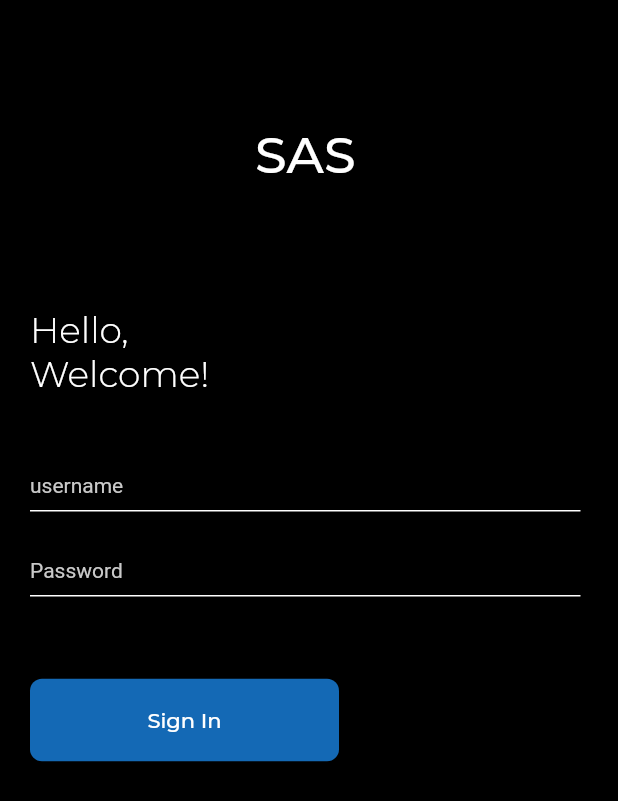
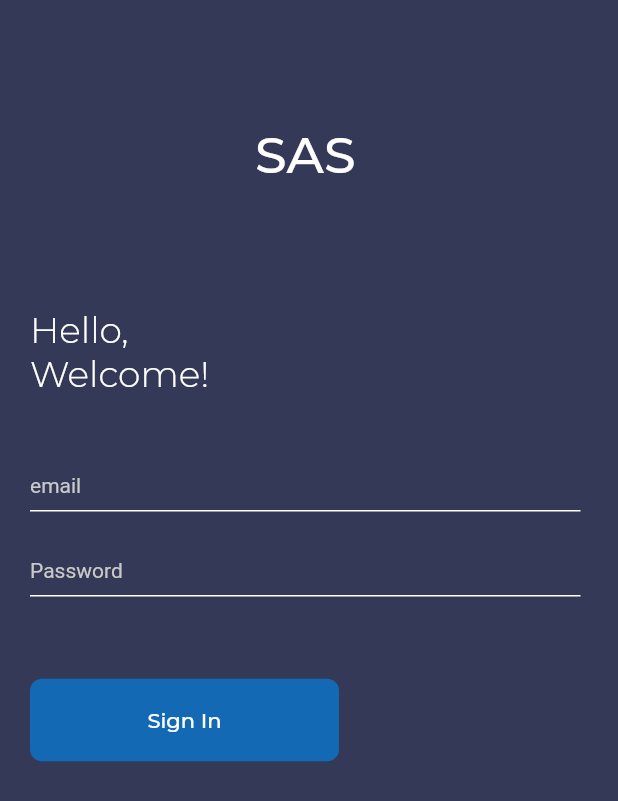
Before and after one commit to UsamaAkbar123/qr_scanner, a Flutter app: the SignInScreen screen opened directly, on a phone screen of 412 x 824 dp. Shown: the top 801 px of the screen. Run offline on Flutter 3.47's test engine with Material 2 defaults, Android fonts, the phone set to English and light mode, and no system bars; our stand-ins replace animated_text_kit, flutter_tts, get, google_fonts; missing offline and left inert: qr_code_scanner; network calls fail.

Commit message:
commit by luqman asif

```diff
--- a/lib/Screens/signin_screen.dart
+++ b/lib/Screens/signin_screen.dart
@@ -1,7 +1,9 @@
+import 'dart:convert';
+
 import 'package:flutter/material.dart';
 import 'package:get/get.dart';
 import 'package:google_fonts/google_fonts.dart';
-import 'package:sas/main.dart';
+import 'package:http/http.dart' as http;
 import 'package:sas/widgets/colors.dart';
 import 'package:sas/widgets/custom_button.dart';
 import 'package:sas/widgets/custom_text_field.dart';
@@ -16,6 +18,9 @@
 }
 
 class _SignInScreenState extends State<SignInScreen> {
+  TextEditingController emailController = TextEditingController();
+  TextEditingController passwordController = TextEditingController();
+  final _formKey = GlobalKey<FormState>();
   @override
   Widget build(BuildContext context) {
     return SafeArea(
@@ -27,7 +32,7 @@
           // height: Get.height,
           padding: EdgeInsets.only(left: 20, right: 25),
           child: Form(
-            // key: _formKey,
+            key: _formKey,
             child: Column(
               crossAxisAlignment: CrossAxisAlignment.start,
               mainAxisAlignment: MainAxisAlignment.start,
@@ -52,22 +57,22 @@
                 SizedBox(
                   height: Get.height / 20,
                 ),
-                const CustomTextField(
+                EmailTextField(
                   enable: false,
                   obscuretext: false,
-                  // txtController: emailController,
-                  hintText2: 'username',
-
-                  textInputType: TextInputType.text,
+                  txtController: emailController,
+                  hintText2: 'email',
+                  textInputType: TextInputType.emailAddress,
                 ),
                 SizedBox(
                   height: Get.height / 40,
                 ),
-                const CustomTextField(
+                PasswordTextField(
                   enable: false,
                   obscuretext: true,
                   hintText2: 'Password',
-                  textInputType: TextInputType.visiblePassword,
+                  textInputType: TextInputType.text,
+                  txtController: passwordController,
                 ),
                 SizedBox(
                   height: Get.height / 15,
@@ -77,9 +82,24 @@
                   labelColor: textColor,
                   color: mainColor,
                   radius: 8,
-                  onPress: () =>
-                      // Get.snackbar("Login", "Successfully You Login"),
-                      Get.offAll(const Dashboard()),
+                  // onPress: () => onloginSccess(),
+                  //  Get.snackbar(
+                  //   "Login",
+                  //   username.text + password.text,
+                  //   backgroundColor: mainColor,
+                  //   colorText: Colors.white,
+                  // ),
+
+                  onPress: () {
+                    if (_formKey.currentState!.validate()) {
+                      onloginSccess(
+                          emailController.text, passwordController.text);
+                    } else {
+                      (Get.snackbar("Error", "Something is Wrong",
+                          backgroundColor: mainColor, colorText: textColor));
+                    }
+                  },
+                  // Get.offAll(const Dashboard()),
                   // _onLogin(context),
                   buttonHeight: Get.height / 15,
                   buttonWidth: Get.width / 2,
@@ -91,4 +111,36 @@
       ),
     ));
   }
+
+  void onloginSccess(String em, String pas) async {
+    var response = await _onLogin(em, pas);
+    print("ya aya respose" + response.body.toString());
+    print(response.statusCode);
+
+    if (response.statusCode == 200) {
+      try {
+        Map signinData = {};
+        signinData = jsonDecode(response.body);
+        Get.offAll(Dashboard(
+          company_id: signinData['org_id'],
+          company_name: signinData['org_name'],
+          comapny_logo: signinData['logo'],
+        ));
+      } on Exception catch (e) {
+        Get.snackbar("Try Again", "Email or Password is Wrong",
+            backgroundColor: mainColor, colorText: textColor);
+      }
+    } else {
+      Get.snackbar("Error", "something is wrong");
+    }
+  }
+
+  Future<http.Response> _onLogin(String email, String pass) async {
+    Map data = {'email': email, 'password': pass};
+    print(data);
+    return await http.post(
+      Uri.parse('http://saswes.com/api/org_login'),
+      body: data,
+    );
+  }
 }
--- a/lib/Screens/splash_screen.dart
+++ b/lib/Screens/splash_screen.dart
@@ -5,8 +5,8 @@
 import 'package:get/get.dart';
 import 'package:google_fonts/google_fonts.dart';
 import 'package:sas/Screens/dashboard_screen.dart';
+import 'package:sas/Screens/signin_screen.dart';
 import 'package:sas/widgets/colors.dart';
-
 
 class splashScreen extends StatefulWidget {
   const splashScreen({Key? key}) : super(key: key);
@@ -19,7 +19,7 @@
   @override
   void initState() {
     Future.delayed(const Duration(seconds: 5)).then((value) {
-      Get.offAll(() =>const Dashboard());
+      Get.offAll(() => const SignInScreen());
     });
 
     super.initState();
@@ -50,7 +50,7 @@
                 animatedTexts: [
                   TypewriterAnimatedText(
                     "Smart \n Attendance \n System",
-                    speed:const Duration(milliseconds: 100),
+                    speed: const Duration(milliseconds: 100),
                     textAlign: TextAlign.center,
                   ),
                 ]),
--- a/lib/widgets/colors.dart
+++ b/lib/widgets/colors.dart
@@ -2,4 +2,4 @@
 
 const mainColor = Color(0xff1469B5);
 const textColor = Color(0xffFFFFFF);
-const bgColor = Color(0xff000000);
+const bgColor = Color(0xff343957);
--- a/lib/widgets/custom_text_field.dart
+++ b/lib/widgets/custom_text_field.dart
@@ -2,15 +2,16 @@
 import 'package:google_fonts/google_fonts.dart';
 import 'package:sas/widgets/colors.dart';
 
-class CustomTextField extends StatelessWidget {
+class EmailTextField extends StatelessWidget {
   final String hintText2;
-  // final TextEditingController txtController;
+  final TextEditingController txtController;
   final bool obscuretext, enable;
   final TextInputType textInputType;
+
   // final IconButton iconButton;
   // final GestureDetector ontap;
-  const CustomTextField({
-    // required this.txtController,
+  EmailTextField({
+    required this.txtController,
     required this.hintText2,
     required this.obscuretext,
     required this.textInputType,
@@ -21,9 +22,17 @@
   @override
   Widget build(BuildContext context) {
     return TextFormField(
-      // readOnly: enable,
+      validator: (email) {
+        if (email == null || email.isEmpty) {
+          return "*Required";
+        } else if (email.contains("@")) {
+          return null;
+        } else {
+          return "Email is invalid";
+        }
+      }, // readOnly: enable,
       obscureText: obscuretext,
-      // controller: txtController,
+      controller: txtController,
       // onTap: ontap,
       keyboardType: textInputType,
       cursorColor: mainColor,
@@ -59,3 +68,71 @@
     );
   }
 }
+
+class PasswordTextField extends StatelessWidget {
+  late final String hintText2;
+  late final TextEditingController txtController;
+  late final bool obscuretext, enable;
+  late final TextInputType textInputType;
+
+  PasswordTextField({
+    required this.txtController,
+    required this.hintText2,
+    required this.obscuretext,
+    required this.textInputType,
+    // required this.iconButton,
+    required this.enable,
+  });
+
+  @override
+  Widget build(BuildContext context) {
+    return TextFormField(
+      validator: (pass) {
+        if (pass!.isEmpty) {
+          return "*Required";
+        } else if (pass.length < 6) {
+          return "Password should be atleast 6 characters";
+        } else if (pass.length > 15) {
+          return "Password should not be greater than 15 characters";
+        } else {
+          return null;
+        }
+      },
+      // readOnly: enable,
+      obscureText: obscuretext,
+      controller: txtController,
+      // onTap: ontap,
+      keyboardType: textInputType,
+      cursorColor: mainColor,
+
+      style: GoogleFonts.montserrat(color: textColor),
+
+      decoration: InputDecoration(
+        alignLabelWithHint: false,
+        // isCollapsed: true,
+        isDense: true,
+
+        enabledBorder: const UnderlineInputBorder(
+            borderSide: BorderSide(color: textColor)),
+
+        focusedBorder: const UnderlineInputBorder(
+            borderSide: BorderSide(color: textColor)),
+        hintText: hintText2,
+        // prefixIcon: iconButton,
+        hintStyle: const TextStyle(
+          color: Color(0xffC9C9C9),
+          fontSize: 14,
+          fontFamily: 'SanFrancisco',
+        ),
+        // enabledBorder: InputBorder.none,
+        // focusedBorder: InputBorder.none,
+
+        focusColor: textColor,
+
+        // border: OutlineInputBorder(borderRadius: BorderRadius.circular(20)),
+        fillColor: Colors.transparent,
+        filled: false,
+      ),
+    );
+  }
+}
```
Also changed, not shown: lib/Screens/dashboard_screen.dart (+27 -12 lines), lib/Screens/test_screen.dart (+19 -4 lines), lib/main.dart (+16 -6 lines), pubspec.yaml (+8 -2 lines), assets/icons/logo.png (added), assets/images/success.gif (added), pubspec.lock, 22 other files.
